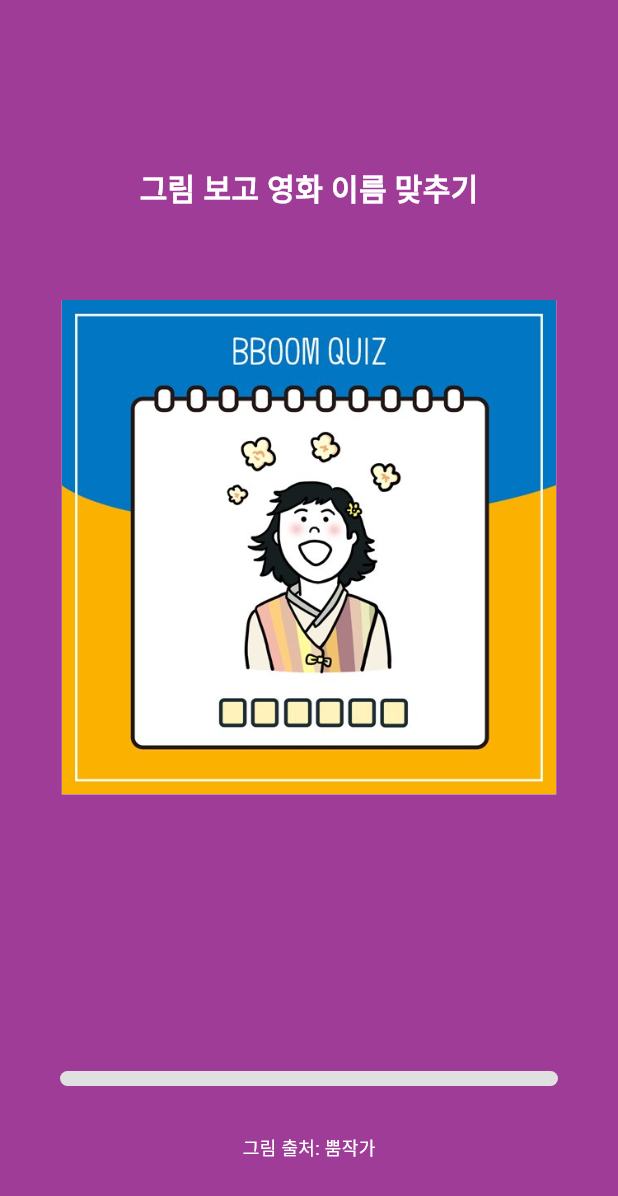
After one commit to rigood/flutter-study, a Flutter app: the screen it shows after launch, after a tap on "Flashcards", on a phone screen of 412 x 824 dp. The commit adds this screen. Shown: the top 1196 px of the screen. Run offline on Flutter 3.47's test engine with Material 2 defaults, Android fonts, the light colour scheme and no system bars; our stand-ins replace camera, cloud_firestore, firebase_auth, firebase_core, firebase_storage, flutter_riverpod and 7 more; accounts and stored records are empty; network calls fail.

Commit message:
20231009 code challenge (Flashcards App)

```diff
--- /dev/null
+++ b/animation/lib/screens/flashcards_screen.dart
@@ -0,0 +1,352 @@
+import 'dart:math';
+
+import 'package:flutter/material.dart';
+
+class FlashCardsScreen extends StatefulWidget {
+  const FlashCardsScreen({super.key});
+
+  @override
+  State<FlashCardsScreen> createState() => _FlashCardsScreenState();
+}
+
+class _FlashCardsScreenState extends State<FlashCardsScreen>
+    with TickerProviderStateMixin {
+  late final size = MediaQuery.of(context).size;
+
+  int _index = 1;
+  bool _isTextVisible = false;
+  bool _isFliped = false;
+
+  late final AnimationController _position = AnimationController(
+    vsync: this,
+    duration: const Duration(seconds: 1),
+    lowerBound: (size.width + 100) * -1,
+    upperBound: (size.width + 100),
+    value: 0.0,
+  );
+
+  late final Tween<double> _rotation = Tween(
+    begin: -15,
+    end: 15,
+  );
+
+  late final Tween<double> _scale = Tween(
+    begin: 0.8,
+    end: 1.0,
+  );
+
+  late final _color = ColorTween(
+    begin: const Color(0xffFA243B),
+    end: const Color(0xff4153F4),
+  );
+
+  late final AnimationController _progress = AnimationController(
+    vsync: this,
+    duration: const Duration(seconds: 3),
+  );
+
+  void _onHorizontalDragUpdate(DragUpdateDetails details) {
+    setState(() {
+      _position.value += details.delta.dx;
+    });
+
+    if (_position.value.abs() >= 30) {
+      setState(() {
+        _isTextVisible = true;
+      });
+    } else {
+      setState(() {
+        _isTextVisible = false;
+      });
+    }
+  }
+
+  void _whenComplete() {
+    _position.value = 0;
+    setState(() {
+      _index = _index == 8 ? 1 : _index + 1;
+    });
+  }
+
+  void _onHorizontalDragEnd(DragEndDetails details) {
+    final bound = size.width - 200;
+    final dropZone = size.width + 100;
+
+    if (_position.value.abs() >= bound) {
+      final factor = _position.value.isNegative ? -1 : 1;
+      _position
+          .animateTo(dropZone * factor, curve: Curves.easeOut)
+          .whenComplete(_whenComplete);
+      _progress.animateTo(_index / 8, curve: Curves.easeOut);
+    } else {
+      _position.animateTo(0, curve: Curves.easeOut);
+    }
+  }
+
+  void _onTap() {
+    setState(() {
+      _isFliped = !_isFliped;
+    });
+  }
+
+  @override
+  void dispose() {
+    _position.dispose();
+    _progress.dispose();
+    super.dispose();
+  }
+
+  List<String> answers = [
+    "웰컴 투 동막골",
+    "클래식",
+    "왕의 남자",
+    "범죄도시",
+    "건축학개론",
+    "엑시트",
+    "타짜: 원 아이드 잭",
+    "기생충"
+  ];
+
+  Widget transitionBuilder(Widget widget, Animation<double> animation) {
+    final rotate = Tween(
+      begin: pi,
+      end: 0.0,
+    ).animate(animation);
+    return AnimatedBuilder(
+        animation: rotate,
+        child: widget,
+        builder: (_, widget) {
+          final isBack = !_isFliped
+              ? widget!.key == const Key("back")
+              : widget!.key == const Key("front");
+          final value = isBack ? min(rotate.value, pi / 2) : rotate.value;
+
+          double tilt = ((animation.value - 0.5).abs() - 0.5) * 0.002;
+          tilt = isBack ? tilt * -1 : tilt;
+
+          return Transform(
+            transform: Matrix4.rotationY(value)..setEntry(3, 0, tilt),
+            alignment: Alignment.center,
+            child: widget,
+          );
+        });
+  }
+
+  @override
+  Widget build(BuildContext context) {
+    final size = MediaQuery.of(context).size;
+    return AnimatedBuilder(
+      animation: _position,
+      builder: (context, child) {
+        final scale = _scale.transform(_position.value.abs() / size.width);
+        final angle = _rotation
+                .transform((_position.value + size.width / 2) / size.width) *
+            pi /
+            180;
+        final color =
+            _color.transform((_position.value + size.width / 2) / size.width);
+        return Scaffold(
+          backgroundColor: color,
+          body: Stack(
+            alignment: Alignment.topCenter,
+            children: [
+              const Positioned(
+                top: 110,
+                child: Text(
+                  "그림 보고 영화 이름 맞추기",
+                  style: TextStyle(
+                    fontSize: 20,
+                    fontWeight: FontWeight.bold,
+                    color: Colors.white,
+                  ),
+                ),
+              ),
+              Positioned(
+                top: 140,
+                child: Padding(
+                  padding: const EdgeInsets.only(
+                    top: 15,
+                  ),
+                  child: AnimatedOpacity(
+                    opacity: _isTextVisible ? 1 : 0,
+                    duration: const Duration(seconds: 1),
+                    child: Text(
+                      _position.value.abs() < 30
+                          ? ""
+                          : _position.value.isNegative
+                              ? "오답입니다!"
+                              : "정답입니다!",
+                      style: const TextStyle(
+                        fontSize: 14,
+                        fontWeight: FontWeight.bold,
+                        color: Colors.white,
+                      ),
+                    ),
+                  ),
+                ),
+              ),
+              Positioned(
+                top: 200,
+                child: Transform.scale(
+                  scale: min(scale, 1.0),
+                  child: Card(
+                    index: _index == 8 ? 1 : _index + 1,
+                    isFliped: false,
+                  ),
+                ),
+              ),
+              Positioned(
+                top: 200,
+                child: GestureDetector(
+                  onHorizontalDragUpdate: _onHorizontalDragUpdate,
+                  onHorizontalDragEnd: _onHorizontalDragEnd,
+                  onTap: _onTap,
+                  child: Transform.translate(
+                    offset: Offset(_position.value, 0),
+                    child: Transform.rotate(
+                      angle: angle,
+                      child: AnimatedSwitcher(
+                        duration: const Duration(milliseconds: 800),
+                        transitionBuilder: transitionBuilder,
+                        layoutBuilder: (widget, list) {
+                          return Stack(
+                            children: [
+                              widget!,
+                              ...list,
+                            ],
+                          );
+                        },
+                        child: Card(
+                          key: Key(_isFliped ? "back" : "front"),
+                          index: _index,
+                          isFliped: _isFliped,
+                          answer: answers[_index - 1],
+                        ),
+                      ),
+                    ),
+                  ),
+                ),
+              ),
+              AnimatedBuilder(
+                animation: _progress,
+                builder: (context, child) {
+                  return Positioned(
+                    bottom: 100,
+                    child: CustomPaint(
+                      size: Size(size.width - 80, 10),
+                      painter: ProgressBar(
+                        percentage: _progress.value,
+                      ),
+                    ),
+                  );
+                },
+              ),
+              const Positioned(
+                bottom: 50,
+                child: Text(
+                  "그림 출처: 뿜작가",
+                  style: TextStyle(
+                    fontSize: 12,
+                    color: Colors.white,
+                  ),
+                ),
+              ),
+            ],
+          ),
+        );
+      },
+    );
+  }
+}
+
+class ProgressBar extends CustomPainter {
+  final double percentage;
+
+  ProgressBar({
+    required this.percentage,
+  });
+
+  @override
+  void paint(Canvas canvas, Size size) {
+    // track
+    final trackPaint = Paint()
+      ..color = Colors.grey.shade300
+      ..style = PaintingStyle.fill;
+
+    final trackRRect = RRect.fromLTRBR(
+      0,
+      0,
+      size.width,
+      size.height,
+      const Radius.circular(10),
+    );
+
+    canvas.drawRRect(trackRRect, trackPaint);
+
+    // progress
+    final progressPaint = Paint()
+      ..color = Colors.amber
+      ..style = PaintingStyle.fill;
+
+    final progressRRect = RRect.fromLTRBR(
+      0,
+      0,
+      size.width * percentage,
+      size.height,
+      const Radius.circular(10),
+    );
+
+    canvas.drawRRect(progressRRect, progressPaint);
+  }
+
+  @override
+  bool shouldRepaint(covariant ProgressBar oldDelegate) {
+    return oldDelegate.percentage != percentage;
+  }
+}
+
+class Card extends StatelessWidget {
+  final int index;
+  final bool isFliped;
+  final String? answer;
+
+  const Card({
+    super.key,
+    required this.index,
+    required this.isFliped,
+    this.answer,
+  });
+
+  @override
+  Widget build(BuildContext context) {
+    final size = MediaQuery.of(context).size;
+    return Container(
+      width: size.width * 0.8,
+      height: size.width * 0.8,
+      decoration: BoxDecoration(
+        color: Colors.white,
+        border: isFliped
+            ? Border.all(
+                color: Colors.black,
+                width: 4.0,
+                strokeAlign: BorderSide.strokeAlignInside,
+              )
+            : null,
+      ),
+      child: isFliped
+          ? Center(
+              child: Text(
+                answer!,
+                style: const TextStyle(
+                  fontSize: 24,
+                  fontWeight: FontWeight.bold,
+                ),
+              ),
+            )
+          : Image.asset(
+              "assets/quiz/$index.jpg",
+              fit: BoxFit.cover,
+            ),
+    );
+  }
+}
--- a/animation/lib/screens/menu_screen.dart
+++ b/animation/lib/screens/menu_screen.dart
@@ -4,6 +4,8 @@ import 'package:animation/screens/explicit_animations_screen.dart';
 import 'package:animation/screens/explicit_animations_challenge.dart';
 import 'package:animation/screens/apple_watch_screen.dart';
 import 'package:animation/screens/pomodoro_screen.dart';
+import 'package:animation/screens/swiping_cards_screen.dart';
+import 'package:animation/screens/flashcards_screen.dart';
 
 class MenuScreen extends StatelessWidget {
   const MenuScreen({super.key});
@@ -63,6 +65,20 @@ class MenuScreen extends StatelessWidget {
                 ),
                 child: const Text("Pomodoro"),
               ),
+              ElevatedButton(
+                onPressed: () => _goToPage(
+                  context,
+                  const SwipingCardsScreen(),
+                ),
+                child: const Text("Swiping Cards"),
+              ),
+              ElevatedButton(
+                onPressed: () => _goToPage(
+                  context,
+                  const FlashCardsScreen(),
+                ),
+                child: const Text("Flashcards"),
+              ),
             ],
           ),
         ));
```
Also changed, not shown: animation/lib/screens/swiping_cards_screen.dart (added, +147 -0 lines), animation/pubspec.yaml (+6 -12 lines), animation/assets/covers/1.jpg (added), animation/assets/covers/2.jpg (added), animation/assets/covers/3.jpg (added), animation/assets/covers/4.jpg (added), animation/assets/covers/5.jpg (added), animation/assets/quiz/1.jpg (added), animation/assets/quiz/2.jpg (added), animation/assets/quiz/3.jpg (added), animation/assets/quiz/4.jpg (added), animation/assets/quiz/5.jpg (added), animation/assets/quiz/6.jpg (added), animation/assets/quiz/7.jpg (added), 1 more files, 1 other file.
